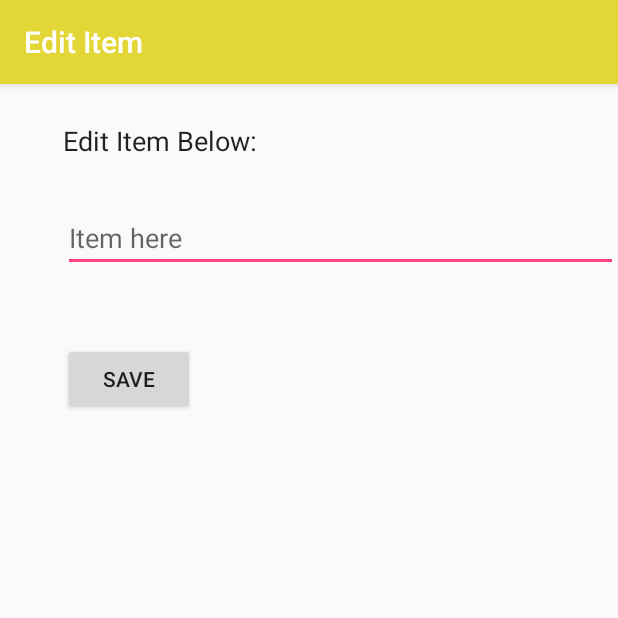
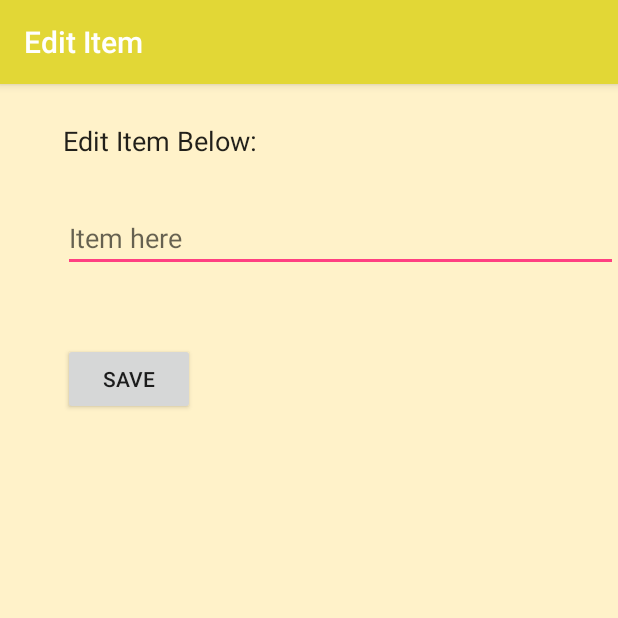
Before and after one commit to kri55is/ToDoList, an Android app: the EditItemActivity screen opened directly, with no data from a screen before it, on a phone screen of 412 x 824 dp, the top half of it. Run offline under Robolectric (Android 15) with nearby library versions, the phone set to English and light mode, and no system bars.

Commit message:
add background color

```diff
--- a/app/src/main/res/layout/activity_edit_item.xml
+++ b/app/src/main/res/layout/activity_edit_item.xml
@@ -4,7 +4,8 @@
     xmlns:tools="http://schemas.android.com/tools"
     android:layout_width="match_parent"
     android:layout_height="match_parent"
-    tools:context="pounpong.simpletodo.EditItemActivity">
+    tools:context="pounpong.simpletodo.EditItemActivity"
+    android:background="@color/colorBackground">
 
     <android.support.design.widget.AppBarLayout
         android:layout_width="match_parent"
--- a/app/src/main/res/layout/activity_main.xml
+++ b/app/src/main/res/layout/activity_main.xml
@@ -1,6 +1,7 @@
 <?xml version="1.0" encoding="utf-8"?>
 <RelativeLayout xmlns:android="http://schemas.android.com/apk/res/android"
-    android:layout_width="match_parent" android:layout_height="match_parent">
+    android:layout_width="match_parent" android:layout_height="match_parent"
+    android:background="@color/colorBackground">
 
     <Button
         android:id="@+id/btnAddItem"
--- a/app/src/main/res/values/colors.xml
+++ b/app/src/main/res/values/colors.xml
@@ -2,5 +2,7 @@
 <resources>
     <color name="colorPrimary">#E2D736</color>
     <color name="colorPrimaryDark">#A09826</color>
+    <color name="colorBackground">#FFF2C9</color>
+
     <color name="colorAccent">#FF4081</color>
 </resources>
```
